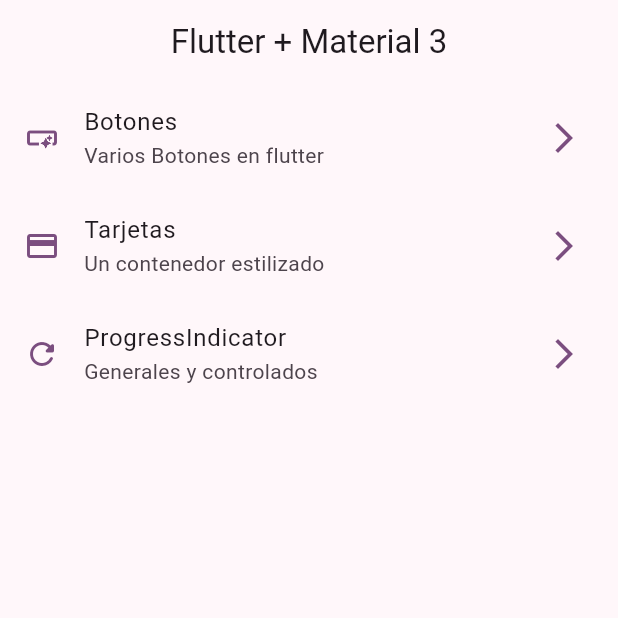
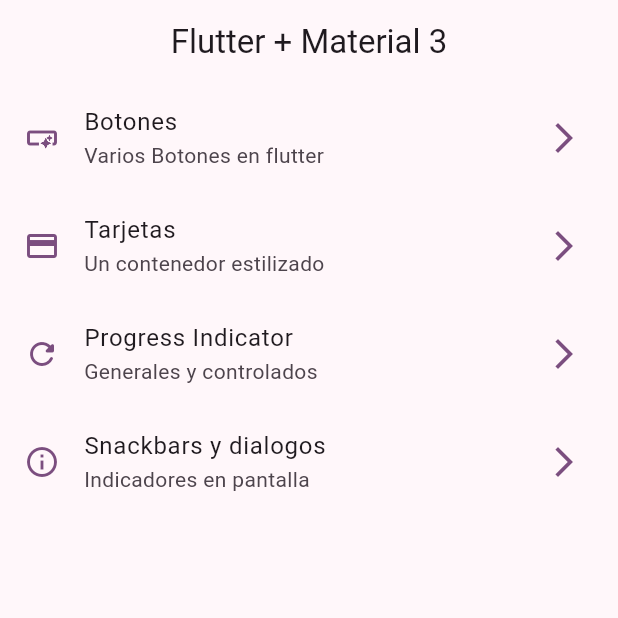
Before and after one commit to jhoncar7/widgets-flutter, a Flutter app: the screen it shows after launch, on a phone screen of 412 x 824 dp, the top half of it. Run offline on Flutter 3.47's test engine with Material 2 defaults, Android fonts, the phone set to English and light mode, and no system bars; our stand-ins replace go_router.

Commit message:
snackbar

```diff
--- a/lib/config/menu/menu_items.dart
+++ b/lib/config/menu/menu_items.dart
@@ -25,8 +25,13 @@ const appMenuItems = <MenuItem>[
       link: '/cards',
       icon: Icons.credit_card),
   MenuItem(
-      title: 'ProgressIndicator',
+      title: 'Progress Indicator',
       subTitle: 'Generales y controlados',
       link: '/progress',
       icon: Icons.refresh_rounded),
+  MenuItem(
+      title: 'Snackbars y dialogos',
+      subTitle: 'Indicadores en pantalla',
+      link: '/snackbars',
+      icon: Icons.info_outline),
 ];
--- a/lib/config/router/app_router.dart
+++ b/lib/config/router/app_router.dart
@@ -26,5 +26,10 @@ final appRouter = GoRouter(
       name: ProgressScreen.name,
       builder: (context, state) =>const  ProgressScreen(),
     ),
+    GoRoute(
+      path: '/snackbars',
+      name: SnackBarScreen.name,
+      builder: (context, state) =>const  SnackBarScreen(),
+    ),
   ],
 );
```
Also changed, not shown: lib/presentation/screens/snackbar/snackbar_screen.dart (+20 -2 lines).
